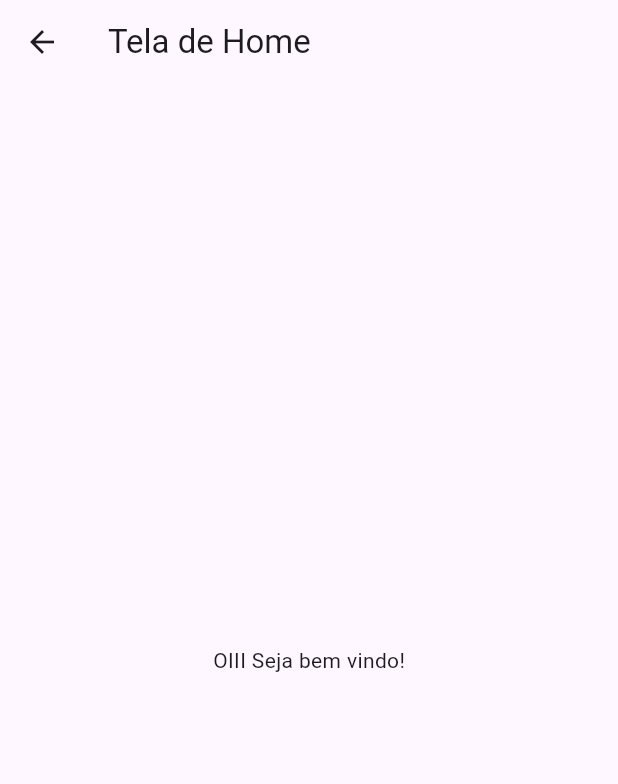
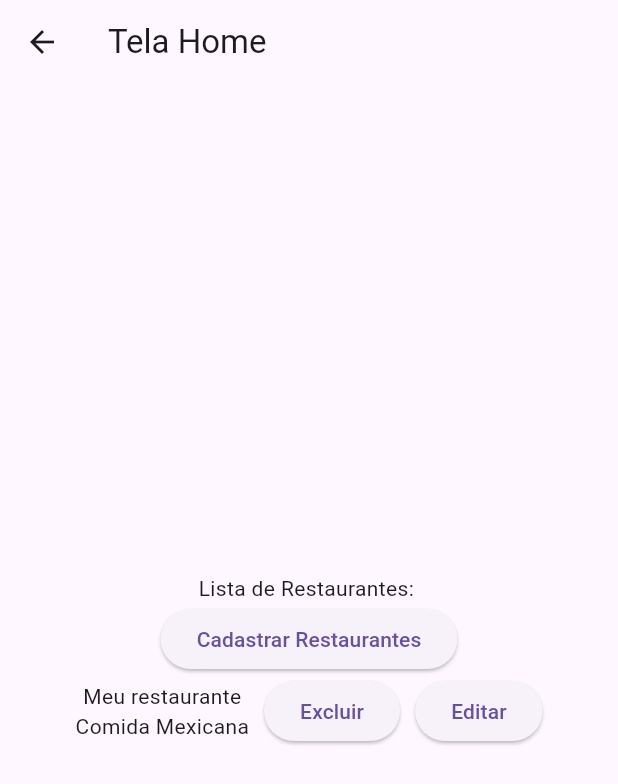
Before and after one commit to Graziely-Santos/mimpedir, a Flutter app: the TelaHome screen opened directly, on a phone screen of 412 x 824 dp. Shown: the top 784 px of the screen. Run offline on Flutter 3.47's test engine with Material 3 defaults, Android fonts, the phone set to English and light mode, and no system bars; our stand-ins replace sqflite; accounts and stored records are empty.

Commit message:
tela cadastro restaurante

```diff
--- a/lib/tela_home.dart
+++ b/lib/tela_home.dart
@@ -1,4 +1,5 @@
 import 'package:flutter/material.dart';
+import 'package:mimpedir/tela_cad_restaurante.dart';
 
 class TelaHome extends StatelessWidget{
   TelaHome({super.key});
@@ -6,10 +7,34 @@ class TelaHome extends StatelessWidget{
  @override
   Widget build(BuildContext context) {
      return Scaffold(
-       appBar: AppBar(title: const Text('Tela de Home')),
-       body: const Center(
-         child: Text("OIII Seja bem vindo!"),
+       appBar: AppBar(title: const Text('Tela Home')),
+       body: Padding(padding: const EdgeInsets.all(20),
+        child: Column(
+          mainAxisAlignment: MainAxisAlignment.center,
+           children: [
+             Text("Lista de Restaurantes: "),
+             ElevatedButton(onPressed: (){
+               Navigator.push(context, MaterialPageRoute(builder: (context) => TelaCadRestaurante()));
+             }, child: Text("Cadastrar Restaurantes")),
+             Row(
+               mainAxisAlignment: MainAxisAlignment.center,
+               children:
+               [
+                 Column(
+                   children: [
+                     Text("Meu restaurante"),
+                     Text("Comida Mexicana")
+                   ],
+                 ),
+                 SizedBox(width: 10),
+                 ElevatedButton(onPressed: (){}, child: Text("Excluir")),
+                 SizedBox(width: 10),
+                 ElevatedButton(onPressed: (){}, child: Text("Editar")),
+               ],
+             ),
+           ],
        ),
+       )
      );
 
   }
```
Also changed, not shown: lib/tela_cad_restaurante.dart (added, +32 -0 lines), lib/tela_login.dart (+7 -9 lines).
